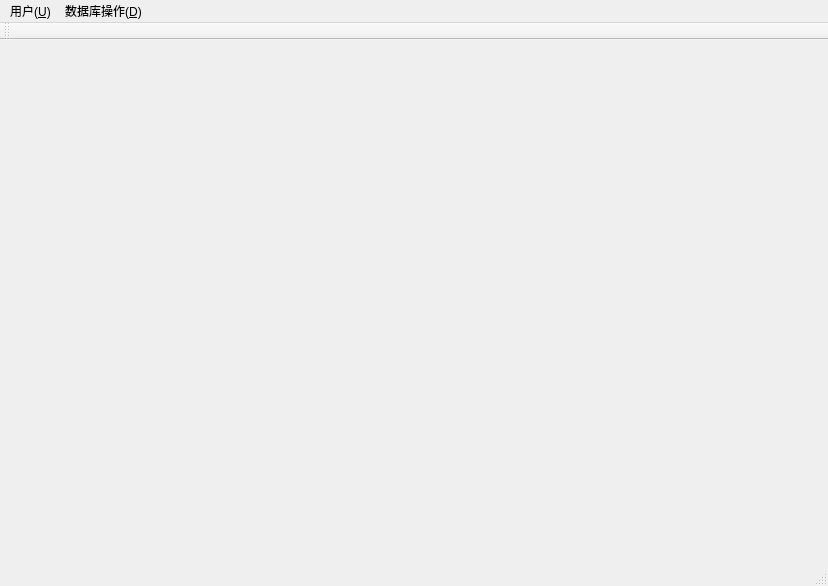
The window that DBMS/mainwindow.ui (Rainysponge/DBMS) describes before a commit, drawn with Qt 5.
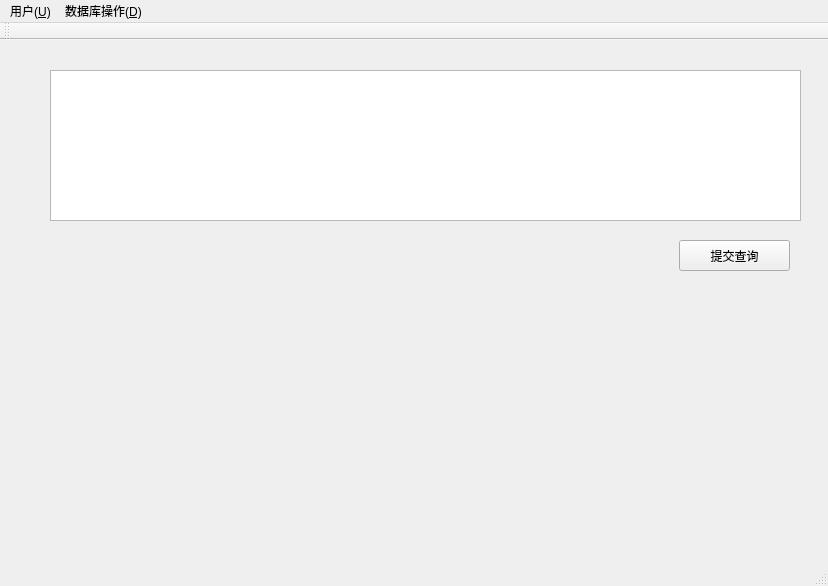
The same window after the commit.

```diff
--- a/DBMS/mainwindow.ui
+++ b/DBMS/mainwindow.ui
@@ -13,7 +13,31 @@
   <property name="windowTitle">
    <string>MainWindow</string>
   </property>
-  <widget class="QWidget" name="centralWidget"/>
+  <widget class="QWidget" name="centralWidget">
+   <widget class="QTextBrowser" name="textBrowser">
+    <property name="geometry">
+     <rect>
+      <x>50</x>
+      <y>30</y>
+      <width>751</width>
+      <height>151</height>
+     </rect>
+    </property>
+   </widget>
+   <widget class="QPushButton" name="pushButtonCommitQ">
+    <property name="geometry">
+     <rect>
+      <x>679</x>
+      <y>200</y>
+      <width>111</width>
+      <height>31</height>
+     </rect>
+    </property>
+    <property name="text">
+     <string>提交查询</string>
+    </property>
+   </widget>
+  </widget>
   <widget class="QMenuBar" name="menuBar">
    <property name="geometry">
     <rect>
```
Left out of the diff: 12 changed lines with no effect on the pictures.
